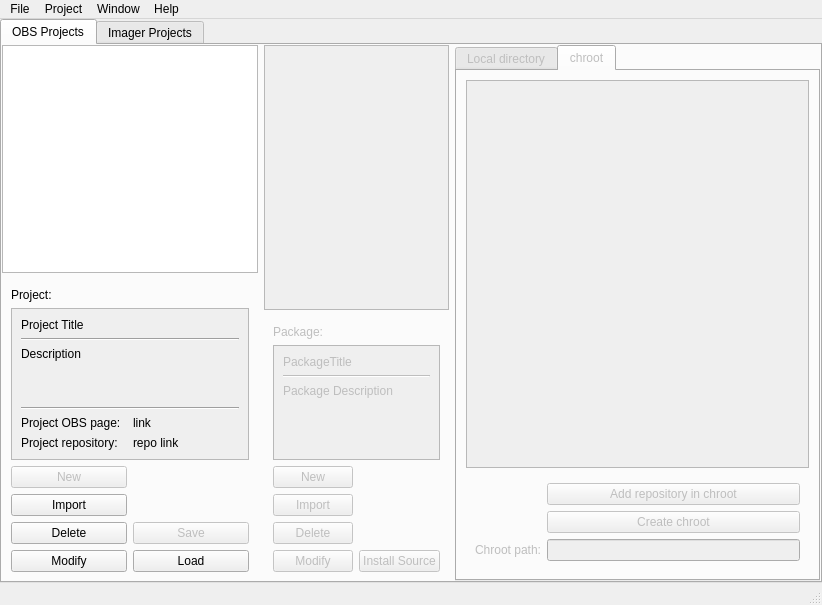
The window that src/ObsLightGui/ui/obsLightMain.ui (ronan22/obs-light) describes before a commit, drawn with Qt 5.
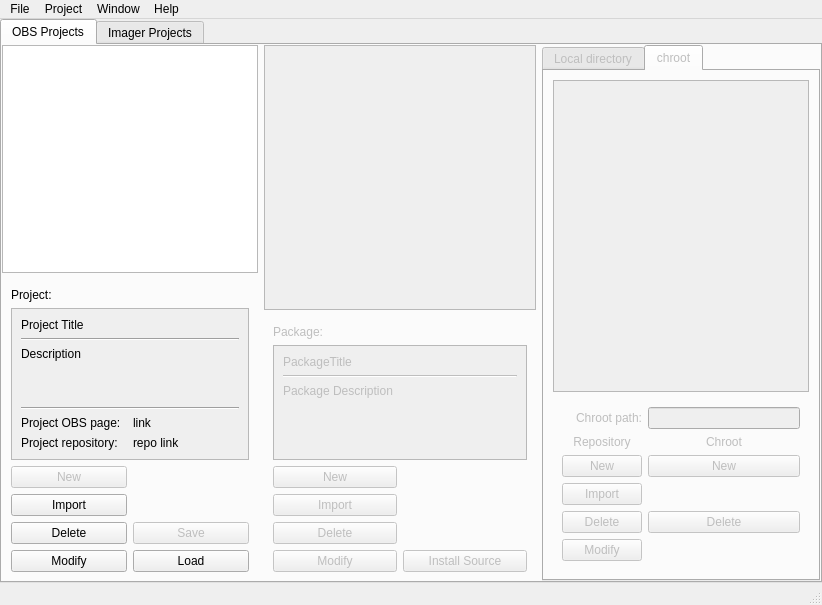
The same window after the commit. The open tabs and pages were chosen to show the change.

```diff
--- a/src/ObsLightGui/ui/obsLightMain.ui
+++ b/src/ObsLightGui/ui/obsLightMain.ui
@@ -60,7 +60,7 @@
         </property>
         <item>
          <widget class="QWidget" name="directoryWidget" native="true">
-          <layout class="QHBoxLayout" name="horizontalLayout_2" stretch="0,1,2">
+          <layout class="QHBoxLayout" name="horizontalLayout_2" stretch="0,1,0">
            <property name="margin">
             <number>0</number>
            </property>
@@ -320,14 +320,14 @@
                    </property>
                   </widget>
                  </item>
-                 <item row="8" column="0">
+                 <item row="9" column="0">
                   <widget class="QPushButton" name="deletePackageButton">
                    <property name="text">
                     <string>Delete</string>
                    </property>
                   </widget>
                  </item>
-                 <item row="5" column="0">
+                 <item row="6" column="0">
                   <widget class="QPushButton" name="importPackageButton">
                    <property name="text">
                     <string>Import</string>
@@ -347,7 +347,7 @@
                      <rect>
                       <x>0</x>
                       <y>0</y>
-                      <width>169</width>
+                      <width>268</width>
                       <height>126</height>
                      </rect>
                     </property>
@@ -396,7 +396,7 @@
                    </widget>
                   </widget>
                  </item>
-                 <item row="4" column="0">
+                 <item row="5" column="0">
                   <widget class="QPushButton" name="newPackageButton">
                    <property name="enabled">
                     <bool>false</bool>
@@ -406,7 +406,7 @@
                    </property>
                   </widget>
                  </item>
-                 <item row="9" column="0">
+                 <item row="10" column="0">
                   <widget class="QPushButton" name="modifyPackageButton">
                    <property name="enabled">
                     <bool>false</bool>
@@ -416,7 +416,7 @@
                    </property>
                   </widget>
                  </item>
-                 <item row="9" column="1">
+                 <item row="10" column="1">
                   <widget class="QPushButton" name="importRpmButton">
                    <property name="enabled">
                     <bool>false</bool>
@@ -438,7 +438,7 @@
               <bool>false</bool>
              </property>
              <property name="currentIndex">
-              <number>0</number>
+              <number>1</number>
              </property>
              <widget class="QWidget" name="localDirectoryTab">
               <attribute name="title">
@@ -528,6 +528,26 @@
                     </property>
                    </widget>
                   </item>
+                  <item row="0" column="1">
+                   <widget class="QLabel" name="fileLabel">
+                    <property name="text">
+                     <string>File</string>
+                    </property>
+                    <property name="alignment">
+                     <set>Qt::AlignCenter</set>
+                    </property>
+                   </widget>
+                  </item>
+                  <item row="0" column="2">
+                   <widget class="QLabel" name="label">
+                    <property name="text">
+                     <string>OSC</string>
+                    </property>
+                    <property name="alignment">
+                     <set>Qt::AlignCenter</set>
+                    </property>
+                   </widget>
+                  </item>
                  </layout>
                 </widget>
                </item>
@@ -544,34 +564,94 @@
                <item row="3" column="0">
                 <widget class="QWidget" name="widget_2" native="true">
                  <layout class="QGridLayout" name="gridLayout_14">
-                  <item row="2" column="0">
-                   <widget class="QLabel" name="chrootLabel">
-                    <property name="text">
-                     <string>Chroot path:</string>
-                    </property>
-                    <property name="alignment">
-                     <set>Qt::AlignRight|Qt::AlignTrailing|Qt::AlignVCenter</set>
-                    </property>
-                   </widget>
-                  </item>
-                  <item row="1" column="1">
-                   <widget class="QPushButton" name="createChrootButton">
-                    <property name="text">
-                     <string>Create chroot</string>
-                    </property>
-                   </widget>
-                  </item>
-                  <item row="2" column="1">
+                  <item row="0" column="1">
                    <widget class="QLineEdit" name="chrootPathLineEdit">
                     <property name="readOnly">
                      <bool>true</bool>
                     </property>
                    </widget>
                   </item>
-                  <item row="0" column="1">
+                  <item row="0" column="0">
+                   <widget class="QLabel" name="chrootLabel">
+                    <property name="text">
+                     <string>Chroot path:</string>
+                    </property>
+                    <property name="alignment">
+                     <set>Qt::AlignRight|Qt::AlignTrailing|Qt::AlignVCenter</set>
+                    </property>
+                   </widget>
+                  </item>
+                  <item row="3" column="0">
                    <widget class="QPushButton" name="addRepoInChrootButton">
+                    <property name="enabled">
+                     <bool>false</bool>
+                    </property>
                     <property name="text">
-                     <string>Add repository in chroot</string>
+                     <string>Import</string>
+                    </property>
+                   </widget>
+                  </item>
+                  <item row="2" column="0">
+                   <widget class="QPushButton" name="new_2">
+                    <property name="enabled">
+                     <bool>false</bool>
+                    </property>
+                    <property name="text">
+                     <string>New</string>
+                    </property>
+                   </widget>
+                  </item>
+                  <item row="4" column="0">
+                   <widget class="QPushButton" name="pushButton_2">
+                    <property name="enabled">
+                     <bool>false</bool>
+                    </property>
+                    <property name="text">
+                     <string>Delete</string>
+                    </property>
+                   </widget>
+                  </item>
+                  <item row="5" column="0">
+                   <widget class="QPushButton" name="pushButton_3">
+                    <property name="enabled">
+                     <bool>false</bool>
+                    </property>
+                    <property name="text">
+                     <string>Modify</string>
+                    </property>
+                   </widget>
+                  </item>
+                  <item row="2" column="1">
+                   <widget class="QPushButton" name="newChrootButton">
+                    <property name="text">
+                     <string>New</string>
+                    </property>
+                   </widget>
+                  </item>
+                  <item row="4" column="1">
+                   <widget class="QPushButton" name="deleteChrootButton">
+                    <property name="text">
+                     <string>Delete</string>
+                    </property>
+                   </widget>
+                  </item>
+                  <item row="1" column="0">
+                   <widget class="QLabel" name="RepositoryLabel">
+                    <property name="text">
+                     <string>Repository</string>
+                    </property>
+                    <property name="alignment">
+                     <set>Qt::AlignCenter</set>
+                    </property>
+                   </widget>
+                  </item>
+                  <item row="1" column="1">
+                   <widget class="QLabel" name="ChrootLabel">
+                    <property name="text">
+                     <string>Chroot</string>
+                    </property>
+                    <property name="alignment">
+                     <set>Qt::AlignCenter</set>
                     </property>
                    </widget>
                   </item>
```
